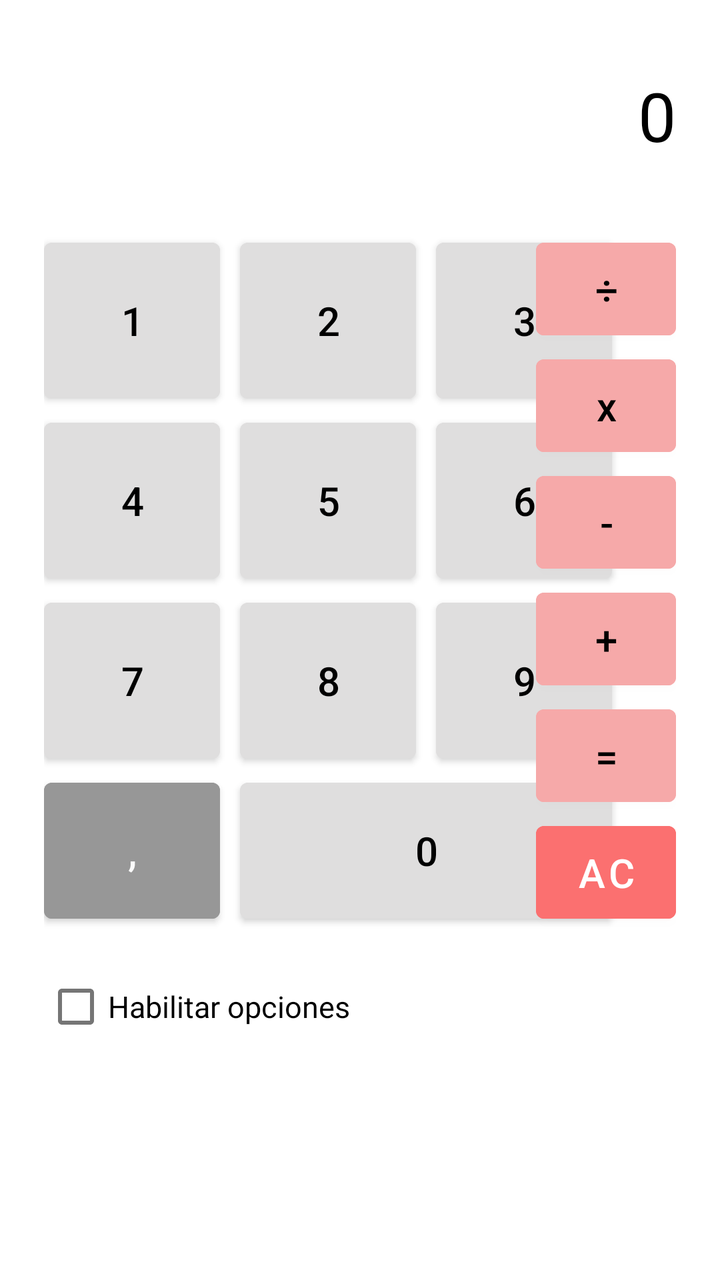
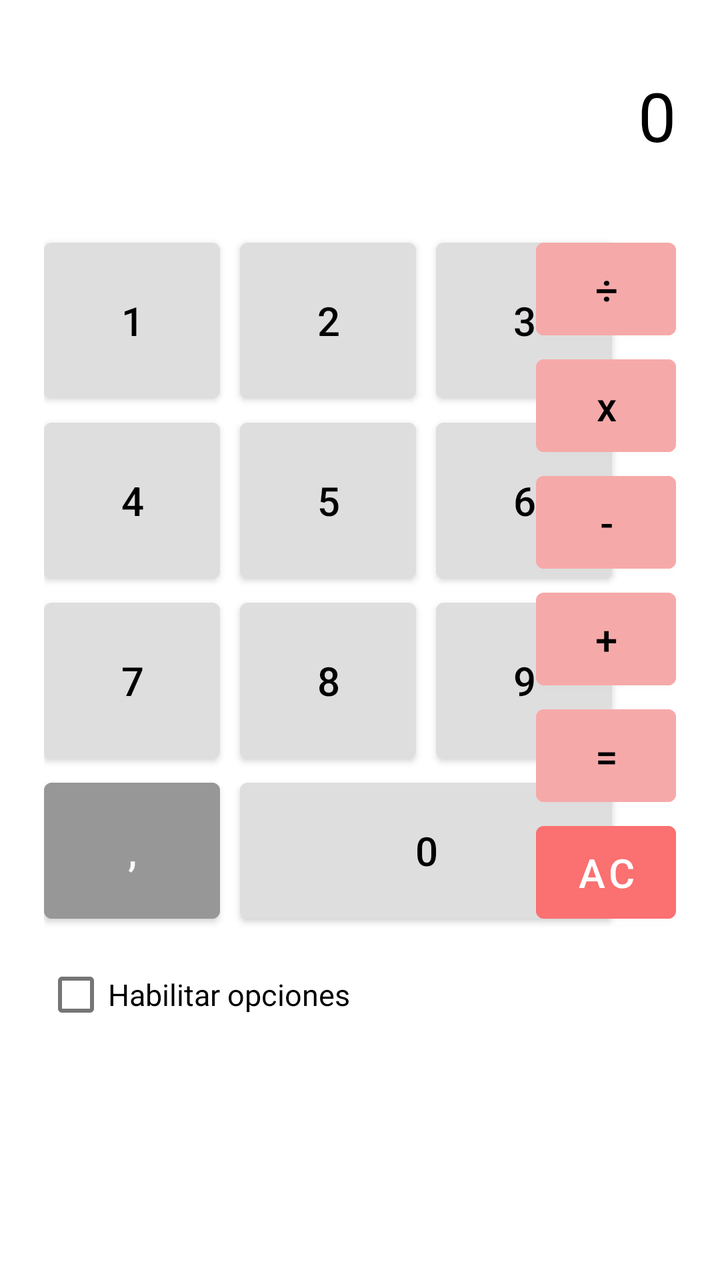

Compare the two renders of this Android layout. The source of the first and the diff that turns it into the second are given below.
<!-- AndroidManifest.xml: application theme Theme.Calculator -->
<!-- res/layout/activity_main.xml -->
<?xml version="1.0" encoding="utf-8"?>
<androidx.constraintlayout.widget.ConstraintLayout xmlns:android="http://schemas.android.com/apk/res/android"
    xmlns:app="http://schemas.android.com/apk/res-auto"
    xmlns:tools="http://schemas.android.com/tools"
    android:layout_width="match_parent"
    android:layout_height="match_parent"
    android:background="#FFFFFF"
    tools:context=".MainActivity">

    <TextView
        android:id="@+id/textView"
        android:layout_width="wrap_content"
        android:layout_height="wrap_content"
        android:text="0"
        android:textColor="#000000"
        android:textSize="34sp"
        app:layout_constraintBottom_toTopOf="@+id/guideline"
        app:layout_constraintEnd_toEndOf="@+id/linearLayout2"
        app:layout_constraintTop_toTopOf="parent" />

    <androidx.constraintlayout.widget.Guideline
        android:id="@+id/guideline"
        android:layout_width="wrap_content"
        android:layout_height="wrap_content"
        android:orientation="horizontal"
        app:layout_constraintGuide_percent="0.18" />

    <TableLayout
        android:id="@+id/tableLayout"
        android:layout_width="wrap_content"
        android:layout_height="wrap_content"
        android:layout_marginStart="22dp"
        app:layout_constraintStart_toStartOf="parent"
        app:layout_constraintTop_toTopOf="@+id/guideline">

        <TableRow
            android:layout_width="match_parent"
            android:layout_height="match_parent">

            <Button
                android:id="@+id/button1"
                android:layout_width="wrap_content"
                android:layout_height="90dp"
                android:layout_marginRight="10dp"
                android:backgroundTint="#DFDEDE"
                android:onClick="onClick"
                android:text="1"
                android:textColor="#000000"
                android:textSize="20sp"
                android:textStyle="normal" />

            <Button
                android:id="@+id/button2"
                android:layout_width="wrap_content"
                android:layout_height="90dp"
                android:layout_marginRight="10dp"
                android:backgroundTint="#DFDEDE"
                android:onClick="onClick"
                android:text="2"
                android:textColor="#000000"
                android:textSize="20sp" />

            <Button
                android:id="@+id/button3"
                android:layout_width="wrap_content"
                android:layout_height="90dp"
                android:layout_marginRight="10dp"
                android:backgroundTint="#DFDEDE"
                android:onClick="onClick"
                android:text="3"
                android:textColor="#000000"
                android:textSize="20sp" />
        </TableRow>

        <TableRow
            android:layout_width="match_parent"
            android:layout_height="match_parent">

            <Button
                android:id="@+id/button4"
                android:layout_width="wrap_content"
                android:layout_height="90dp"
                android:layout_marginRight="10dp"
                android:backgroundTint="#DFDEDE"
                android:onClick="onClick"
                android:text="4"
                android:textColor="#000000"
                android:textSize="20sp" />

            <Button
                android:id="@+id/button5"
                android:layout_width="wrap_content"
                android:layout_height="90dp"
                android:layout_marginRight="10dp"
                android:backgroundTint="#DFDEDE"
                android:onClick="onClick"
                android:text="5"
                android:textColor="#000000"
                android:textSize="20sp" />

            <Button
                android:id="@+id/button6"
                android:layout_width="wrap_content"
                android:layout_height="90dp"
                android:layout_marginRight="10dp"
                android:backgroundTint="#DFDEDE"
                android:onClick="onClick"
                android:text="6"
                android:textColor="#000000"
                android:textSize="20sp" />
        </TableRow>

        <TableRow
            android:layout_width="match_parent"
            android:layout_height="match_parent">

            <Button
                android:id="@+id/button7"
                android:layout_width="wrap_content"
                android:layout_height="90dp"
                android:layout_marginRight="10dp"
                android:backgroundTint="#DFDEDE"
                android:onClick="onClick"
                android:text="7"
                android:textColor="#000000"
                android:textSize="20sp" />

            <Button
                android:id="@+id/button8"
                android:layout_width="wrap_content"
                android:layout_height="90dp"
                android:layout_marginRight="10dp"
                android:backgroundTint="#DFDEDE"
                android:onClick="onClick"
                android:text="8"
                android:textColor="#000000"
                android:textSize="20sp" />

            <Button
                android:id="@+id/button9"
                android:layout_width="wrap_content"
                android:layout_height="90dp"
                android:layout_marginRight="10dp"
                android:backgroundTint="#DFDEDE"
                android:onClick="onClick"
                android:text="9"
                android:textColor="#000000"
                android:textSize="20sp" />

        </TableRow>

    </TableLayout>

    <LinearLayout
        android:id="@+id/linearLayout"
        android:layout_width="0dp"
        android:layout_height="wrap_content"
        android:orientation="horizontal"
        app:layout_constraintEnd_toEndOf="@+id/tableLayout"
        app:layout_constraintStart_toStartOf="@+id/tableLayout"
        app:layout_constraintTop_toBottomOf="@+id/tableLayout">

        <Button
            android:id="@+id/buttonPoint"
            android:layout_width="wrap_content"
            android:layout_height="match_parent"
            android:layout_marginRight="10dp"
            android:backgroundTint="#979797"
            android:text=","
            android:textColor="#FBFBFB"
            android:textSize="20sp" />

        <Button
            android:id="@+id/button0"
            android:layout_width="match_parent"
            android:layout_height="80dp"
            android:layout_marginRight="10dp"
            android:backgroundTint="#DFDEDE"
            android:onClick="onClick"
            android:text="0"
            android:textColor="#000000"
            android:textSize="20sp" />
    </LinearLayout>

    <LinearLayout
        android:id="@+id/linearLayout2"
        android:layout_width="wrap_content"
        android:layout_height="0dp"
        android:layout_marginEnd="22dp"
        android:orientation="vertical"
        app:layout_constraintBottom_toBottomOf="@+id/linearLayout"
        app:layout_constraintEnd_toEndOf="parent"
        app:layout_constraintTop_toTopOf="@+id/tableLayout">

        <Button
            android:id="@+id/buttonSplit"
            android:layout_width="70dp"
            android:layout_height="wrap_content"
            android:layout_weight="1"
            android:backgroundTint="#F6A9A9"
            android:text="÷"
            android:textColor="#000000"
            android:textSize="20sp" />

        <Button
            android:id="@+id/buttonMultiply"
            android:layout_width="70dp"
            android:layout_height="wrap_content"
            android:layout_weight="1"
            android:backgroundTint="#F6A9A9"
            android:text="x"
            android:textAllCaps="false"
            android:textColor="#000000"
            android:textSize="20sp" />

        <Button
            android:id="@+id/buttonLess"
            android:layout_width="70dp"
            android:layout_height="wrap_content"
            android:layout_weight="1"
            android:backgroundTint="#F6A9A9"
            android:text="-"
            android:textColor="#000000"
            android:textSize="20sp" />

        <Button
            android:id="@+id/buttonSum"
            android:layout_width="70dp"
            android:layout_height="wrap_content"
            android:layout_weight="1"
            android:backgroundTint="#F6A9A9"
            android:text="+"
            android:textColor="#000000"
            android:textSize="20sp" />

        <Button
            android:id="@+id/buttonEqual"
            android:layout_width="70dp"
            android:layout_height="wrap_content"
            android:layout_weight="1"
            android:backgroundTint="#F6A9A9"
            android:text="="
            android:textColor="#000000"
            android:textSize="20sp" />

        <Button
            android:id="@+id/buttonReset"
            android:layout_width="70dp"
            android:layout_height="wrap_content"
            android:layout_weight="1"
            android:backgroundTint="#FB7070"
            android:text="AC"
            android:textColor="#FFFFFF"
            android:textSize="20sp" />
    </LinearLayout>

    <CheckBox
        android:id="@+id/checkBoxSettings"
        android:layout_width="wrap_content"
        android:layout_height="wrap_content"
        android:layout_marginTop="14dp"
        android:text="@string/settings"
        android:textColor="#000000"
        android:textSize="15sp"
        app:layout_constraintStart_toStartOf="@+id/tableLayout"
        app:layout_constraintTop_toBottomOf="@+id/linearLayout" />

    <LinearLayout
        android:layout_width="0dp"
        android:layout_height="wrap_content"
        android:background="#F6A9A9"
        app:layout_constraintEnd_toEndOf="@+id/linearLayout2"
        app:layout_constraintStart_toStartOf="@+id/checkBoxSettings"
        app:layout_constraintTop_toBottomOf="@+id/checkBoxSettings">

        <RadioGroup
            android:id="@+id/radioGroup"
            android:layout_width="wrap_content"
            android:layout_height="wrap_content"
            android:orientation="horizontal"
            android:visibility="gone">

            <RadioButton
                android:id="@+id/radioButtonSum"
                android:layout_width="wrap_content"
                android:layout_height="wrap_content"
                android:layout_marginRight="4dp"
                android:layout_weight="1"
                android:text="@string/sum"
                android:textColor="#000000"
                android:textSize="15sp" />

            <RadioButton
                android:id="@+id/radioButtonLess"
                android:layout_width="wrap_content"
                android:layout_height="wrap_content"
                android:layout_marginRight="4dp"
                android:layout_weight="1"
                android:text="@string/less"
                android:textColor="#000000"
                android:textSize="15sp" />

            <RadioButton
                android:id="@+id/radioButtonMultiply"
                android:layout_width="match_parent"
                android:layout_height="wrap_content"
                android:layout_marginRight="4dp"
                android:text="@string/multiply"
                android:textColor="#000000"
                android:textSize="15sp" />

            <RadioButton
                android:id="@+id/radioButtonSplit"
                android:layout_width="match_parent"
                android:layout_height="wrap_content"
                android:text="@string/split"
                android:textColor="#000000"
                android:textSize="15sp" />
        </RadioGroup>
    </LinearLayout>

</androidx.constraintlayout.widget.ConstraintLayout>
<!-- resources referenced by this layout -->
<resources>
  <string name="less">Resta</string>
  <string name="multiply">Multiplicación</string>
  <string name="settings">Habilitar opciones</string>
  <string name="split">División</string>
  <string name="sum">Suma</string>
  <style name="Theme.Calculator" parent="Theme.MaterialComponents.DayNight.DarkActionBar">
          
          <item name="colorPrimary">@color/purple_500</item>
          <item name="colorPrimaryVariant">@color/purple_700</item>
          <item name="colorOnPrimary">@color/white</item>
          
          <item name="colorSecondary">@color/teal_200</item>
          <item name="colorSecondaryVariant">@color/teal_700</item>
          <item name="colorOnSecondary">@color/black</item>
          
          <item name="android:statusBarColor">?attr/colorPrimaryVariant</item>
          
      </style>
  <color name="purple_500">#FF6200EE</color>
  <color name="purple_700">#FF3700B3</color>
  <color name="white">#FFFFFFFF</color>
  <color name="teal_200">#FF03DAC5</color>
  <color name="teal_700">#FF018786</color>
  <color name="black">#FF000000</color>
</resources>

<!-- the commit's change to res/layout/activity_main.xml (unified diff, before → after) -->
@@ -258,7 +258,7 @@
         android:id="@+id/checkBoxSettings"
         android:layout_width="wrap_content"
         android:layout_height="wrap_content"
-        android:layout_marginTop="14dp"
+        android:layout_marginTop="8dp"
         android:text="@string/settings"
         android:textColor="#000000"
         android:textSize="15sp"
@@ -268,7 +268,8 @@
     <LinearLayout
         android:layout_width="0dp"
         android:layout_height="wrap_content"
-        android:background="#F6A9A9"
+        android:layout_marginTop="8dp"
+        android:background="#DFDEDE"
         app:layout_constraintEnd_toEndOf="@+id/linearLayout2"
         app:layout_constraintStart_toStartOf="@+id/checkBoxSettings"
         app:layout_constraintTop_toBottomOf="@+id/checkBoxSettings">
@@ -277,6 +278,8 @@
             android:id="@+id/radioGroup"
             android:layout_width="wrap_content"
             android:layout_height="wrap_content"
+            android:layout_marginLeft="5dp"
+            android:layout_marginRight="5dp"
             android:orientation="horizontal"
             android:visibility="gone">
 
@@ -288,7 +291,7 @@
                 android:layout_weight="1"
                 android:text="@string/sum"
                 android:textColor="#000000"
-                android:textSize="15sp" />
+                android:textSize="14sp" />
 
             <RadioButton
                 android:id="@+id/radioButtonLess"
@@ -298,7 +301,7 @@
                 android:layout_weight="1"
                 android:text="@string/less"
                 android:textColor="#000000"
-                android:textSize="15sp" />
+                android:textSize="14sp" />
 
             <RadioButton
                 android:id="@+id/radioButtonMultiply"
@@ -307,7 +310,7 @@
                 android:layout_marginRight="4dp"
                 android:text="@string/multiply"
                 android:textColor="#000000"
-                android:textSize="15sp" />
+                android:textSize="14sp" />
 
             <RadioButton
                 android:id="@+id/radioButtonSplit"
@@ -315,7 +318,7 @@
                 android:layout_height="wrap_content"
                 android:text="@string/split"
                 android:textColor="#000000"
-                android:textSize="15sp" />
+                android:textSize="14sp" />
         </RadioGroup>
     </LinearLayout>
 
